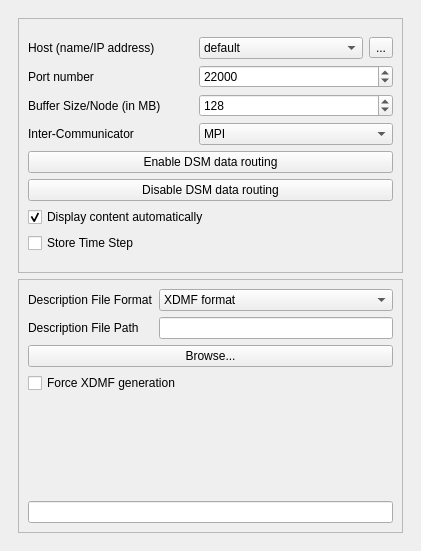
The window that pqDSMViewerPanel.ui (soumagne/icarus) describes before a commit, drawn with Qt 5.
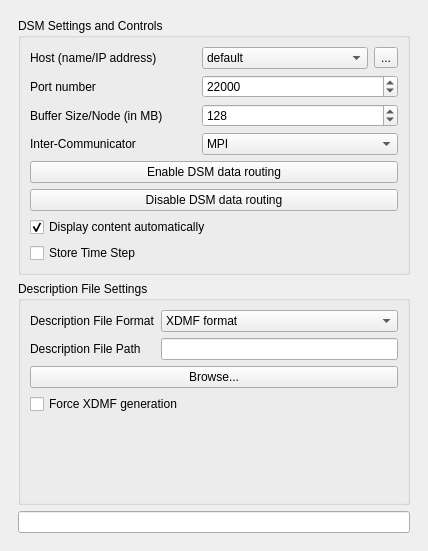
The same window after the commit. Icons and pictures are not drawn.

Commit message: Morph DSM panel QFrames into QGroupBoxes - Update SPHERIC presentation

What changed in the file:
```diff
--- a/pqDSMViewerPanel.ui
+++ b/pqDSMViewerPanel.ui
@@ -6,7 +6,7 @@
    <rect>
     <x>0</x>
     <y>0</y>
-    <width>421</width>
+    <width>428</width>
     <height>551</height>
    </rect>
   </property>
@@ -28,27 +28,18 @@
         <rect>
          <x>0</x>
          <y>0</y>
-         <width>404</width>
-         <height>490</height>
+         <width>410</width>
+         <height>508</height>
         </rect>
        </property>
        <layout class="QVBoxLayout" name="verticalLayout_4">
         <item>
-         <widget class="QFrame" name="frame_2">
+         <widget class="QGroupBox" name="groupBox_2">
           <property name="enabled">
            <bool>true</bool>
           </property>
-          <property name="frameShape">
-           <enum>QFrame::StyledPanel</enum>
-          </property>
-          <property name="frameShadow">
-           <enum>QFrame::Sunken</enum>
-          </property>
-          <property name="lineWidth">
-           <number>1</number>
-          </property>
-          <property name="midLineWidth">
-           <number>0</number>
+          <property name="title">
+           <string>DSM Settings and Controls</string>
           </property>
           <layout class="QVBoxLayout" name="verticalLayout_3">
            <item>
@@ -221,18 +212,15 @@
          </widget>
         </item>
         <item>
-         <widget class="QFrame" name="frame">
+         <widget class="QGroupBox" name="groupBox">
           <property name="minimumSize">
            <size>
             <width>0</width>
             <height>0</height>
            </size>
           </property>
-          <property name="frameShape">
-           <enum>QFrame::StyledPanel</enum>
-          </property>
-          <property name="frameShadow">
-           <enum>QFrame::Sunken</enum>
+          <property name="title">
+           <string>Description File Settings</string>
           </property>
           <layout class="QVBoxLayout" name="verticalLayout_2">
            <item>
@@ -292,12 +280,12 @@
              </item>
             </layout>
            </item>
-           <item>
-            <widget class="QLineEdit" name="infoTextOutput"/>
-           </item>
           </layout>
          </widget>
         </item>
+        <item>
+         <widget class="QLineEdit" name="infoTextOutput"/>
+        </item>
        </layout>
       </widget>
      </widget>
```
